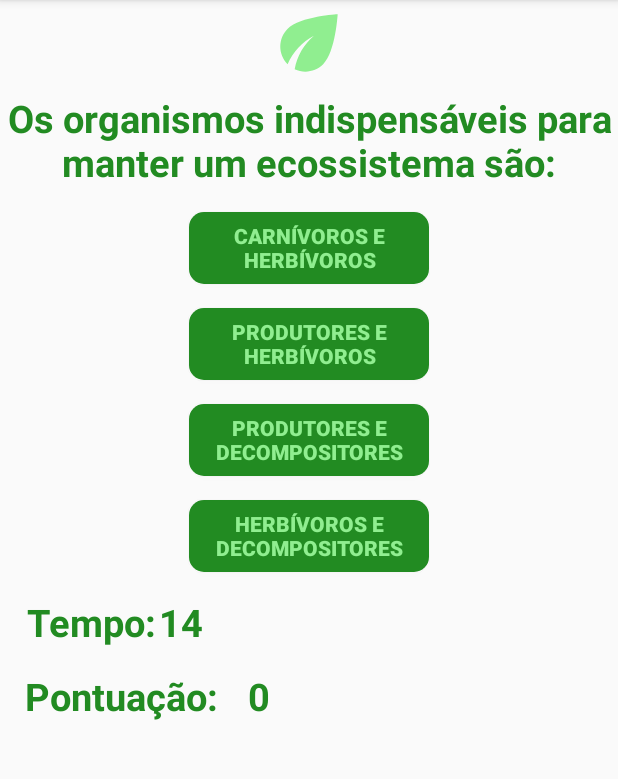
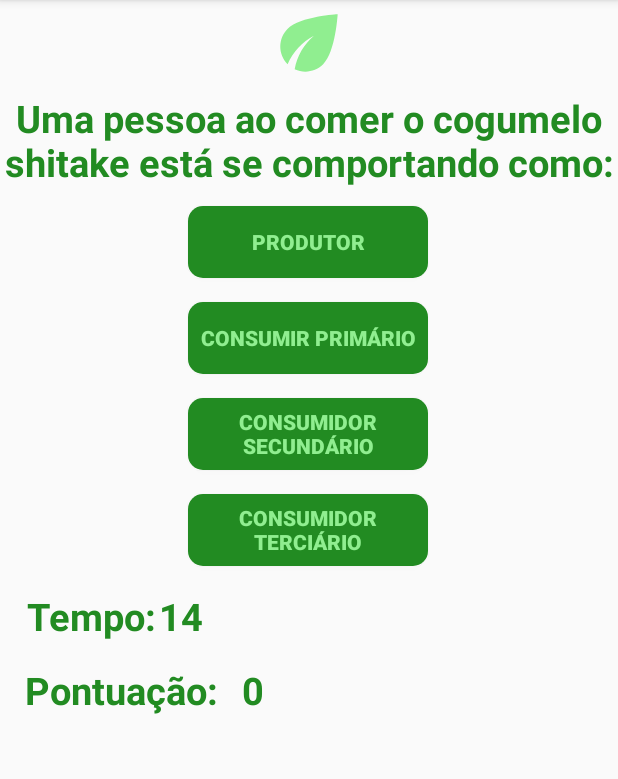
Before and after one commit to RenanSouzadeOliveira/EcoQuizMobile, an Android app: the Normal7 screen opened directly, with no data from a screen before it, on a phone screen of 412 x 824 dp, the part 84-863 px from its top. Run offline under Robolectric (Android 15) with nearby library versions, the phone set to English and light mode, and no system bars; our stand-ins replace AdMob; libraries missing offline, so code that uses them is left out: com.koushikdutta.async, com.koushikdutta.ion; pictures from the network do not load; 5 statements that could not run were skipped.

Commit message:
Tela 'NORMAL7' implementada.

```diff
--- a/app/src/main/AndroidManifest.xml
+++ b/app/src/main/AndroidManifest.xml
@@ -11,7 +11,10 @@
         android:roundIcon="@mipmap/ic_launcher_round"
         android:supportsRtl="true"
         android:theme="@style/AppTheme">
-        <activity android:name=".normal.Normal6"  android:screenOrientation="portrait"></activity>
+        <activity android:name=".normal.Normal7"></activity>
+        <activity
+            android:name=".normal.Normal6"
+            android:screenOrientation="portrait" />
         <activity
             android:name=".normal.Normal5"
             android:screenOrientation="portrait" />
--- a/app/src/main/java/com/example/ecoquiz/controll/PartidaController.java
+++ b/app/src/main/java/com/example/ecoquiz/controll/PartidaController.java
@@ -22,6 +22,7 @@
         respostas.add("FATORES ABIÓTICOS");
         respostas.add("ESPÉCIES GENERALISTAS");
         respostas.add("PRODUTORES E DECOMPOSITORES");
+        respostas.add("CONSUMIDOR SECUNDÁRIO");
 
 
         if(respostas.contains(alternativa)){
--- a/app/src/main/java/com/example/ecoquiz/normal/Normal6.java
+++ b/app/src/main/java/com/example/ecoquiz/normal/Normal7.java
@@ -31,7 +31,7 @@
 import com.koushikdutta.async.future.FutureCallback;
 import com.koushikdutta.ion.Ion;
 
-public class Normal6 extends AppCompatActivity {
+public class Normal7 extends AppCompatActivity {
     private AlertDialog alerta;
     private CountDownTimer relogio;
     private RewardedAd rewardedAd;
@@ -43,7 +43,7 @@
     @Override
     protected void onCreate(Bundle savedInstanceState) {
         super.onCreate(savedInstanceState);
-        setContentView(R.layout.activity_normal6);
+        setContentView(R.layout.activity_normal7);
         player = getIntent().getExtras().getParcelable("user");
         TextView pontuacao = (TextView)findViewById(R.id.txtPontuacaoAtual);
         pontuacao.setText(Integer.toString(player.getPontuacao()));
@@ -85,7 +85,7 @@
             botao.setBackground(getResources().getDrawable(R.drawable.buttonverify));
             relogio.cancel();
             player.setPontuacao(Integer.parseInt(cronometro.getText().toString()));
-            Intent it = new Intent(Normal6.this, Normal3.class);
+            Intent it = new Intent(Normal7.this, Normal3.class);
             it.putExtra("user",player);
             startActivityForResult(it, 0);
         } else{
@@ -94,7 +94,7 @@
             mp.start();
             botao.setBackground(getResources().getDrawable(R.drawable.buttonerror));
             relogio.cancel();
-            Intent it = new Intent(Normal6.this, Normal3.class);
+            Intent it = new Intent(Normal7.this, Normal3.class);
             it.putExtra("user",player);
             startActivityForResult(it, 0);
         }
@@ -112,7 +112,7 @@
             botao.setBackground(getResources().getDrawable(R.drawable.buttonverify));
             relogio.cancel();
             player.setPontuacao(Integer.parseInt(cronometro.getText().toString()));
-            Intent it = new Intent(Normal6.this, Normal3.class);
+            Intent it = new Intent(Normal7.this, Normal3.class);
             it.putExtra("user",player);
             startActivityForResult(it, 0);
         } else{
@@ -121,7 +121,7 @@
             mp.start();
             botao.setBackground(getResources().getDrawable(R.drawable.buttonerror));
             relogio.cancel();
-            Intent it = new Intent(Normal6.this, Normal3.class);
+            Intent it = new Intent(Normal7.this, Normal3.class);
             it.putExtra("user", player);
             startActivityForResult(it, 0);
         }
@@ -139,7 +139,7 @@
             botao.setBackground(getResources().getDrawable(R.drawable.buttonverify));
             relogio.cancel();
             player.setPontuacao(Integer.parseInt(cronometro.getText().toString()));
-            Intent it = new Intent(Normal6.this, Normal3.class);
+            Intent it = new Intent(Normal7.this, Normal3.class);
             it.putExtra("user",player);
             startActivityForResult(it, 0);
         } else{
@@ -148,7 +148,7 @@
             mp.start();
             botao.setBackground(getResources().getDrawable(R.drawable.buttonerror));
             relogio.cancel();
-            Intent it = new Intent(Normal6.this, Normal3.class);
+            Intent it = new Intent(Normal7.this, Normal3.class);
             it.putExtra("user", player);
             startActivityForResult(it, 0);
         }
@@ -166,7 +166,7 @@
             botao.setBackground(getResources().getDrawable(R.drawable.buttonverify));
             relogio.cancel();
             player.setPontuacao(Integer.parseInt(cronometro.getText().toString()));
-            Intent it = new Intent(Normal6.this, Normal3.class);
+            Intent it = new Intent(Normal7.this, Normal3.class);
             it.putExtra("user",player);
             startActivityForResult(it, 0);
         } else{
@@ -175,7 +175,7 @@
             mp.start();
             botao.setBackground(getResources().getDrawable(R.drawable.buttonerror));
             relogio.cancel();
-            Intent it = new Intent(Normal6.this, Normal3.class);
+            Intent it = new Intent(Normal7.this, Normal3.class);
             it.putExtra("user",player);
             startActivityForResult(it, 0);
         }
@@ -196,7 +196,7 @@
                 @Override
                 public void onClick(View v) {
                     registrarOnline(player.getNome().toString(), player.getPontuacao());
-                    Intent it = new Intent(Normal6.this, MainActivity.class);
+                    Intent it = new Intent(Normal7.this, MainActivity.class);
                     startActivityForResult(it, 0);
                 }
             });
@@ -205,7 +205,7 @@
                 @Override
                 public void onClick(View v) {
                     if (rewardedAd.isLoaded()) {
-                        Activity activityContext = Normal6.this;
+                        Activity activityContext = Normal7.this;
                         RewardedAdCallback adCallback = new RewardedAdCallback() {
                             @Override
                             public void onRewardedAdOpened() {
@@ -219,14 +219,14 @@
 
                             @Override
                             public void onUserEarnedReward(@NonNull RewardItem rewardItem) {
-                                AlertDialog.Builder abc = new AlertDialog.Builder(Normal6.this);
+                                AlertDialog.Builder abc = new AlertDialog.Builder(Normal7.this);
                                 View dialog = getLayoutInflater().inflate(R.layout.dialog_continuar, null);
                                 Button btnContinue = (Button)dialog.findViewById(R.id.btnContinuar);
 
                                 btnContinue.setOnClickListener(new View.OnClickListener() {
                                     @Override
                                     public void onClick(View v) {
-                                        Intent it = new Intent(Normal6.this, Normal3.class);
+                                        Intent it = new Intent(Normal7.this, Normal3.class);
                                         it.putExtra("user",player);
                                         startActivityForResult(it, 0);
                                     }
@@ -257,7 +257,7 @@
             msg.setNegativeButton("OK", new DialogInterface.OnClickListener() {
                 @Override
                 public void onClick(DialogInterface dialog, int which) {
-                    Intent it = new Intent(Normal6.this, MainActivity.class);
+                    Intent it = new Intent(Normal7.this, MainActivity.class);
                     startActivityForResult(it, 0);
                 }
             });
--- /dev/null
+++ b/app/src/main/res/layout/activity_normal7.xml
@@ -0,0 +1,162 @@
+<?xml version="1.0" encoding="utf-8"?>
+<RelativeLayout xmlns:android="http://schemas.android.com/apk/res/android"
+    xmlns:app="http://schemas.android.com/apk/res-auto"
+    xmlns:tools="http://schemas.android.com/tools"
+    android:layout_width="match_parent"
+    android:layout_height="match_parent"
+    tools:context=".normal.Normal7">
+
+    <ScrollView
+        android:layout_width="match_parent"
+        android:layout_height="match_parent">
+
+        <LinearLayout
+            android:layout_width="match_parent"
+            android:layout_height="wrap_content"
+            android:orientation="vertical" >
+
+            <androidx.constraintlayout.widget.ConstraintLayout
+                android:layout_width="match_parent"
+                android:layout_height="match_parent">
+
+                <ImageView
+                    android:id="@+id/imgLogo"
+                    android:layout_width="0dp"
+                    android:layout_height="57dp"
+                    app:layout_constraintEnd_toEndOf="parent"
+                    app:layout_constraintStart_toStartOf="parent"
+                    app:layout_constraintTop_toTopOf="parent"
+                    app:srcCompat="@drawable/ic_baseline_eco_24" />
+
+                <TextView
+                    android:id="@+id/txtEnunciado"
+                    android:layout_width="0dp"
+                    android:layout_height="wrap_content"
+                    android:layout_marginTop="4dp"
+                    android:text="@string/enunciado_normal7"
+                    android:textAlignment="center"
+                    android:textColor="@color/colorPrimary"
+                    android:textSize="25sp"
+                    android:textStyle="bold"
+                    app:layout_constraintEnd_toEndOf="parent"
+                    app:layout_constraintStart_toStartOf="parent"
+                    app:layout_constraintTop_toBottomOf="@+id/imgLogo" />
+
+                <Button
+                    android:id="@+id/btnResposta0"
+                    android:layout_width="160dp"
+                    android:layout_height="0dp"
+                    android:layout_marginTop="12dp"
+                    android:background="@drawable/buttonstyle"
+                    android:onClick="verificarResposta0"
+                    android:text="@string/R0N7"
+                    android:textAlignment="center"
+                    android:textColor="@color/colotSecundari"
+                    android:textStyle="bold"
+                    app:layout_constraintEnd_toEndOf="parent"
+                    app:layout_constraintHorizontal_bias="0.498"
+                    app:layout_constraintStart_toStartOf="parent"
+                    app:layout_constraintTop_toBottomOf="@+id/txtEnunciado" />
+
+                <Button
+                    android:id="@+id/btnResposta1"
+                    android:layout_width="160dp"
+                    android:layout_height="0dp"
+                    android:layout_marginTop="16dp"
+                    android:background="@drawable/buttonstyle"
+                    android:onClick="verificarResposta1"
+                    android:text="@string/R1N7"
+                    android:textAlignment="center"
+                    android:textColor="@color/colotSecundari"
+                    android:textStyle="bold"
+                    app:layout_constraintEnd_toEndOf="@+id/btnResposta0"
+                    app:layout_constraintStart_toStartOf="@+id/btnResposta0"
+                    app:layout_constraintTop_toBottomOf="@+id/btnResposta0" />
+
+                <Button
+                    android:id="@+id/btnResposta2"
+                    android:layout_width="160dp"
+                    android:layout_height="0dp"
+                    android:layout_marginTop="16dp"
+                    android:background="@drawable/buttonstyle"
+                    android:onClick="verificarResposta2"
+                    android:text="@string/R2N7"
+                    android:textAlignment="center"
+                    android:textColor="@color/colotSecundari"
+                    android:textStyle="bold"
+                    app:layout_constraintEnd_toEndOf="@+id/btnResposta1"
+                    app:layout_constraintStart_toStartOf="@+id/btnResposta1"
+                    app:layout_constraintTop_toBottomOf="@+id/btnResposta1" />
+
+                <Button
+                    android:id="@+id/btnResposta3"
+                    android:layout_width="160dp"
+                    android:layout_height="0dp"
+                    android:layout_marginTop="16dp"
+                    android:background="@drawable/buttonstyle"
+                    android:onClick="verificarResposta3"
+                    android:text="@string/R3N7"
+                    android:textAlignment="center"
+                    android:textColor="@color/colotSecundari"
+                    android:textStyle="bold"
+                    app:layout_constraintEnd_toEndOf="@+id/btnResposta2"
+                    app:layout_constraintStart_toStartOf="@+id/btnResposta2"
+                    app:layout_constraintTop_toBottomOf="@+id/btnResposta2" />
+
+                <TextView
+                    android:id="@+id/txtTempo"
+                    android:layout_width="90dp"
+                    android:layout_height="33dp"
+                    android:layout_marginStart="16dp"
+                    android:layout_marginTop="16dp"
+                    android:text="@string/tempo"
+                    android:textAlignment="center"
+                    android:textColor="@color/colorPrimary"
+                    android:textSize="25sp"
+                    android:textStyle="bold"
+                    app:layout_constraintStart_toStartOf="parent"
+                    app:layout_constraintTop_toBottomOf="@+id/btnResposta3" />
+
+                <TextView
+                    android:id="@+id/txtCronometro"
+                    android:layout_width="30dp"
+                    android:layout_height="33dp"
+                    android:layout_marginTop="16dp"
+                    android:text="@string/crNormal"
+                    android:textAlignment="center"
+                    android:textColor="@color/colorPrimary"
+                    android:textSize="25sp"
+                    android:textStyle="bold"
+                    app:layout_constraintStart_toEndOf="@+id/txtTempo"
+                    app:layout_constraintTop_toBottomOf="@+id/btnResposta3" />
+
+                <TextView
+                    android:id="@+id/txtPontuacao"
+                    android:layout_width="130dp"
+                    android:layout_height="33dp"
+                    android:layout_marginTop="16dp"
+                    android:text="@string/pontuacao"
+                    android:textAlignment="center"
+                    android:textColor="@color/colorPrimary"
+                    android:textSize="25sp"
+                    android:textStyle="bold"
+                    app:layout_constraintStart_toStartOf="@+id/txtTempo"
+                    app:layout_constraintTop_toBottomOf="@+id/txtTempo" />
+
+                <TextView
+                    android:id="@+id/txtPontuacaoAtual"
+                    android:layout_width="45dp"
+                    android:layout_height="33dp"
+                    android:layout_marginTop="16dp"
+                    android:text="@string/pontuacaoAtual"
+                    android:textAlignment="center"
+                    android:textColor="@color/colorPrimary"
+                    android:textSize="25sp"
+                    android:textStyle="bold"
+                    app:layout_constraintStart_toEndOf="@+id/txtPontuacao"
+                    app:layout_constraintTop_toBottomOf="@+id/txtCronometro" />
+            </androidx.constraintlayout.widget.ConstraintLayout>
+        </LinearLayout>
+    </ScrollView>
+
+</RelativeLayout>
--- a/app/src/main/res/values/strings.xml
+++ b/app/src/main/res/values/strings.xml
@@ -45,4 +45,9 @@
     <string name="R1N6">PRODUTORES E HERBÍVOROS</string>
     <string name="R2N6">PRODUTORES E DECOMPOSITORES</string>
     <string name="R3N6">HERBÍVOROS E DECOMPOSITORES</string>
+    <string name="enunciado_normal7">Uma pessoa ao comer o cogumelo shitake está se comportando como:</string>
+    <string name="R0N7">PRODUTOR</string>
+    <string name="R1N7">CONSUMIR PRIMÁRIO</string>
+    <string name="R2N7">CONSUMIDOR SECUNDÁRIO</string>
+    <string name="R3N7">CONSUMIDOR TERCIÁRIO</string>
 </resources>
```
